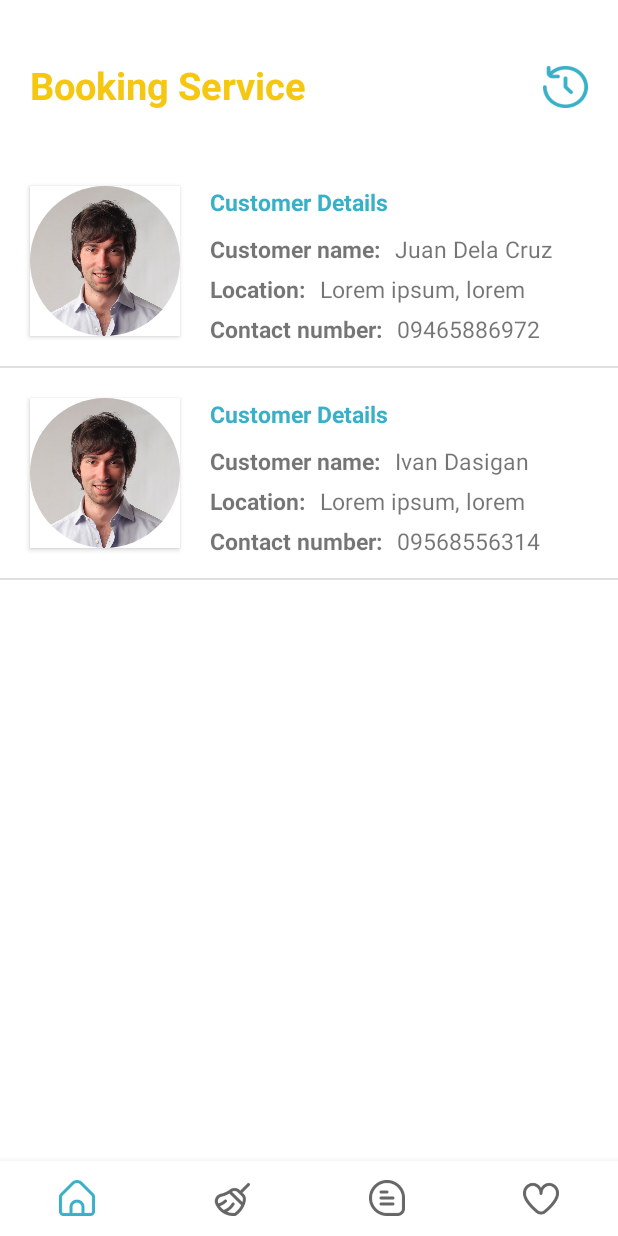
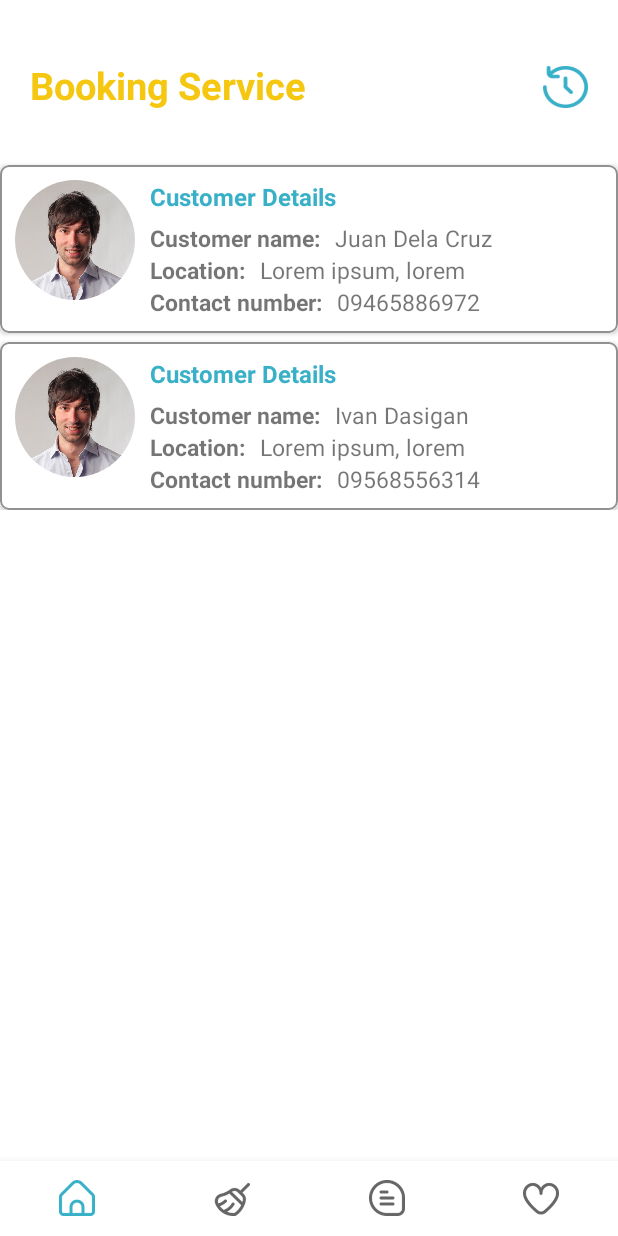
Before and after one commit to Ranz-prog/DustNShine_CustomerApp, an Android app: the fragment FragmentBooking placed in its activity, on a phone screen of 412 x 824 dp. Run offline under Robolectric (Android 15) with nearby library versions, the phone set to English and light mode, and no system bars; our stand-ins replace CircleImageView.

Commit message:
UI update lalamet

```diff
--- a/app/src/main/java/com/example/dustnshine/ui/FragmentBooking.java
+++ b/app/src/main/java/com/example/dustnshine/ui/FragmentBooking.java
@@ -39,8 +39,7 @@ public class FragmentBooking extends Fragment {
 
         bookingRecycler.setAdapter(new booking_adapter(bookingModels()));
 
-        RecyclerView.ItemDecoration divider = new DividerItemDecoration(getContext(), DividerItemDecoration.VERTICAL);
-        bookingRecycler.addItemDecoration(divider);
+
 
         return view;
     }
--- /dev/null
+++ b/app/src/main/res/drawable/container_border.xml
@@ -0,0 +1,10 @@
+<?xml version="1.0" encoding="utf-8"?>
+<shape xmlns:android="http://schemas.android.com/apk/res/android"
+    android:shape="rectangle">
+
+    <solid android:color="#FFFF"/>
+    <stroke android:width="1dp" android:color="@color/line_divider_color"  />
+    <corners android:radius="5dp"/>
+    <padding android:left="0dp" android:top="0dp"
+        android:right="0dp" android:bottom="0dp" />
+</shape>
--- a/app/src/main/res/layout/content_booking.xml
+++ b/app/src/main/res/layout/content_booking.xml
@@ -1,52 +1,44 @@
 <?xml version="1.0" encoding="utf-8"?>
-<RelativeLayout xmlns:android="http://schemas.android.com/apk/res/android"
-    android:layout_width="wrap_content"
+<androidx.cardview.widget.CardView xmlns:android="http://schemas.android.com/apk/res/android"
+    android:layout_width="match_parent"
     android:layout_height="wrap_content"
-    xmlns:app="http://schemas.android.com/apk/res-auto">
+    xmlns:app="http://schemas.android.com/apk/res-auto"
+    android:orientation="vertical"
+    android:layout_marginTop="6dp"
+    app:cardCornerRadius="5dp">
 
-    <androidx.cardview.widget.CardView
-        android:id="@+id/cardView"
-        android:layout_width="100dp"
-        android:layout_height="100dp"
-        android:layout_gravity="center_horizontal"
-
-        android:elevation="0dp"
-        android:layout_margin="20dp"
-        android:innerRadius="0dp"
-        android:shape="ring"
-        app:cardCornerRadius="00dp">
+    <RelativeLayout
+        android:layout_width="match_parent"
+        android:layout_height="match_parent"
+        android:background="@drawable/container_border"
+        android:orientation="vertical"
+        android:padding="10dp">
 
         <de.hdodenhof.circleimageview.CircleImageView
             android:id="@+id/clientImage"
-            android:layout_width="match_parent"
-            android:layout_height="match_parent"
+            android:layout_width="80dp"
+            android:layout_height="80dp"
             android:src="@drawable/user" />
-
-
-    </androidx.cardview.widget.CardView>
-
-    <RelativeLayout
-        android:layout_width="wrap_content"
-        android:layout_height="wrap_content"
-        android:layout_marginStart="0dp"
-        android:layout_marginTop="20dp"
-        android:layout_toRightOf="@+id/cardView">
 
         <TextView
             android:id="@+id/detailsTv"
             android:layout_width="wrap_content"
             android:layout_height="wrap_content"
+            android:layout_toRightOf="@+id/clientImage"
             android:text="@string/customerdetails"
             android:textColor="@color/app_theme_blue"
-            android:textSize="15sp"
-            android:textStyle="bold"/>
+            android:textSize="16dp"
+            android:layout_marginLeft="10dp"
+            android:textStyle="bold" />
 
         <TextView
             android:id="@+id/nameTv"
             android:layout_width="wrap_content"
             android:layout_height="wrap_content"
             android:layout_below="@id/detailsTv"
-            android:layout_marginTop="10dp"
+            android:layout_marginTop="6dp"
+            android:layout_marginLeft="10dp"
+            android:layout_toRightOf="@+id/clientImage"
             android:text="@string/customername"
             android:textSize="15sp"
             android:textStyle="bold" />
@@ -57,7 +49,7 @@
             android:layout_height="wrap_content"
             android:layout_below="@+id/detailsTv"
             android:layout_marginLeft="10dp"
-            android:layout_marginTop="10dp"
+            android:layout_marginTop="6dp"
             android:layout_toRightOf="@+id/nameTv"
             android:text="@string/customername"
             android:textSize="15sp" />
@@ -67,7 +59,8 @@
             android:layout_width="wrap_content"
             android:layout_height="wrap_content"
             android:layout_below="@+id/nameTv"
-            android:layout_marginTop="5dp"
+            android:layout_marginLeft="10dp"
+            android:layout_toRightOf="@+id/clientImage"
             android:text="@string/locationdetails"
             android:textSize="15sp"
             android:textStyle="bold" />
@@ -78,7 +71,7 @@
             android:layout_height="wrap_content"
             android:layout_below="@+id/nameTv"
             android:layout_marginLeft="10dp"
-            android:layout_marginTop="5dp"
+
             android:layout_toRightOf="@+id/locTv"
             android:text="@string/location"
             android:textSize="15sp" />
@@ -88,7 +81,8 @@
             android:layout_width="wrap_content"
             android:layout_height="wrap_content"
             android:layout_below="@+id/locTv"
-            android:layout_marginTop="5dp"
+            android:layout_marginLeft="10dp"
+            android:layout_toRightOf="@+id/clientImage"
             android:text="@string/contactnumber"
             android:textSize="15sp"
             android:textStyle="bold" />
@@ -99,11 +93,27 @@
             android:layout_height="wrap_content"
             android:layout_below="@+id/locTv"
             android:layout_marginLeft="10dp"
-            android:layout_marginTop="5dp"
             android:layout_toRightOf="@+id/conTv"
             android:text="@string/contactnumber"
             android:textSize="15sp" />
+    </RelativeLayout>
+
+
+
+
+
+
+
+
+    <RelativeLayout
+        android:layout_width="wrap_content"
+        android:layout_height="wrap_content"
+        android:layout_marginStart="0dp"
+        android:layout_marginTop="20dp"
+        android:layout_toRightOf="@+id/cardView">
+
+
 
     </RelativeLayout>
 
-</RelativeLayout>
+</androidx.cardview.widget.CardView>
--- a/app/src/main/res/values-night/themes.xml
+++ b/app/src/main/res/values-night/themes.xml
@@ -2,9 +2,9 @@
     <!-- Base application theme. -->
     <style name="Theme.DustNShine" parent="Theme.MaterialComponents.DayNight.DarkActionBar">
         <!-- Primary brand color. -->
-        <item name="colorPrimary">@color/purple_200</item>
+        <item name="colorPrimary">@color/app_theme_blue</item>
         <item name="colorPrimaryVariant">@color/purple_700</item>
-        <item name="colorOnPrimary">@color/black</item>
+        <item name="colorOnPrimary">@color/line_divider_color</item>
         <!-- Secondary brand color. -->
         <item name="colorSecondary">@color/teal_200</item>
         <item name="colorSecondaryVariant">@color/teal_200</item>
--- a/app/src/main/res/values/themes.xml
+++ b/app/src/main/res/values/themes.xml
@@ -4,7 +4,7 @@
         <!-- Primary brand color. -->
         <item name="colorPrimary">@color/app_theme_blue</item>
         <item name="colorPrimaryVariant">@color/purple_700</item>
-        <item name="colorOnPrimary">@color/white</item>
+        <item name="colorOnPrimary">@color/line_divider_color</item>
         <!-- Secondary brand color. -->
         <item name="colorSecondary">@color/teal_200</item>
         <item name="colorSecondaryVariant">@color/teal_700</item>
```
